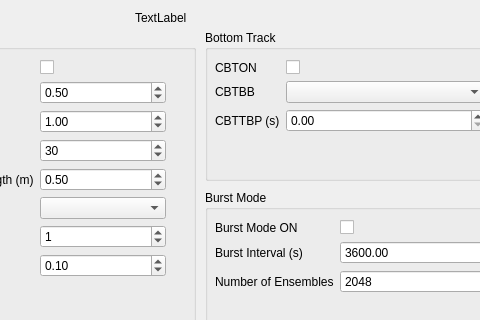
Above: Frontend/qt/Predictor/subsystem_view.ui from ricorx7/rti_python before the change; both pictures show x 125 to 605 and y 0 to 320 of the 709 by 826 pixel window. Below: the same form after it.
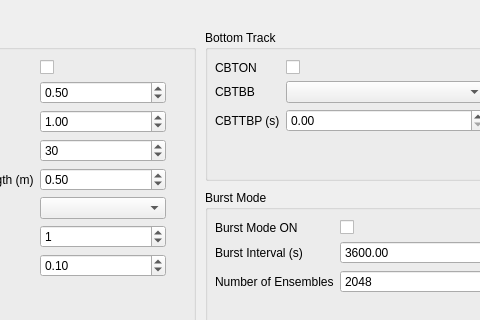
That is the form after the change.

What changed in the file:
```diff
--- a/Frontend/qt/Predictor/subsystem_view.ui
+++ b/Frontend/qt/Predictor/subsystem_view.ui
@@ -785,7 +785,7 @@
     </rect>
    </property>
    <property name="text">
-    <string>TextLabel</string>
+    <string/>
    </property>
   </widget>
   <widget class="QGroupBox" name="groupBox_6">
```
